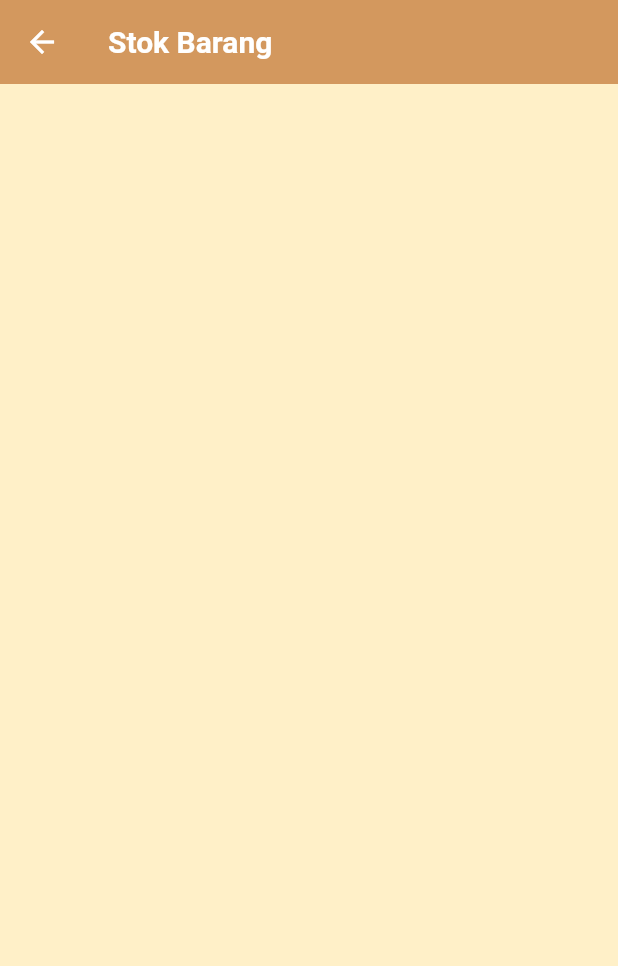
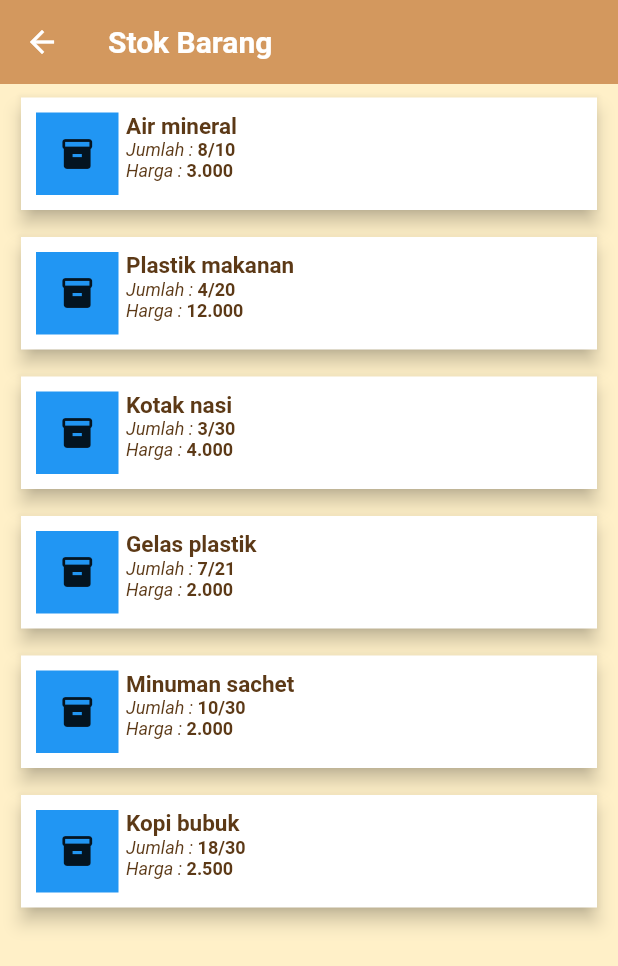
Before and after one commit to atika1004/Project_stock, a Flutter app: the BarangScreen screen opened directly, on a phone screen of 412 x 824 dp. Shown: the top 966 px of the screen. Run offline on Flutter 3.47's test engine with Material 2 defaults, Android fonts, the phone set to English and light mode, and no system bars.

Commit message:
buat halaman daftar stok barang

```diff
--- a/stock_id/lib/screens/screen_barang.dart
+++ b/stock_id/lib/screens/screen_barang.dart
@@ -6,8 +6,13 @@ class BarangScreen extends StatefulWidget {
 }
 
 class _BarangScreenState extends State<BarangScreen> {
+  List barang = ['Air mineral', 'Plastik makanan', 'Kotak nasi', 'Gelas plastik', 'Minuman sachet', 'Kopi bubuk'];
+  List jumlah = ['8/10', '4/20', '3/30', '7/21', '10/30', '18/30'];
+  List harga = ['3.000', '12.000', '4.000', '2.000', '2.000', '2.500'];
+
   @override
   Widget build(BuildContext context) {
+    Size size = MediaQuery.of(context).size;
     return Scaffold(
       appBar: AppBar(
         title: Text(
@@ -28,10 +33,97 @@ class _BarangScreenState extends State<BarangScreen> {
             },
         ),
       ),
-      body: ListView(
-        children: <Widget>[
-          Container(),
-        ],
+      body: ListView.builder(
+        itemCount: barang.length,
+        itemBuilder: (BuildContext context, int index) => Container(
+          width: size.width,
+          padding: EdgeInsets.symmetric(horizontal: 10.0, vertical: 5.0),
+          child: Card(
+            elevation: 5.0,
+            shape: RoundedRectangleBorder(
+              borderRadius: BorderRadius.circular(0.0),
+            ),
+            child: Container(
+              width: size.width,
+              padding: EdgeInsets.symmetric(horizontal: 10.0, vertical: 10.0),
+              child: Row(
+                mainAxisAlignment: MainAxisAlignment.spaceBetween,
+                crossAxisAlignment: CrossAxisAlignment.start,
+                children: <Widget>[
+                  Row(
+                    crossAxisAlignment: CrossAxisAlignment.start,
+                    children: <Widget>[
+                      Container(
+                        width: 55.0,
+                        height: 55.0,
+                        color: Colors.blue,
+                        child: Icon(
+                          Icons.inventory,
+                        ),
+                      ),
+                      SizedBox(width: 5.0),
+                      Column(
+                        crossAxisAlignment: CrossAxisAlignment.start,
+                        children: <Widget>[
+                          Text(
+                            barang[index],
+                            style: TextStyle(
+                              color: stockText,
+                              fontWeight: FontWeight.bold,
+                              fontSize: 15.0,
+                            ),
+                          ),
+                          Row(
+                            crossAxisAlignment: CrossAxisAlignment.start,
+                            children: <Widget>[
+                              Text(
+                                "Jumlah : ",
+                                style: TextStyle(
+                                  color: stockText,
+                                  fontStyle: FontStyle.italic,
+                                  fontSize: 12.0,
+                                ),
+                              ),
+                              Text(
+                                jumlah[index],
+                                style: TextStyle(
+                                  color: stockText,
+                                  fontWeight: FontWeight.bold,
+                                  fontSize: 12.0,
+                                ),
+                              ),
+                            ],
+                          ),
+                          Row(
+                            crossAxisAlignment: CrossAxisAlignment.start,
+                            children: <Widget>[
+                              Text(
+                                "Harga : ",
+                                style: TextStyle(
+                                  color: stockText,
+                                  fontStyle: FontStyle.italic,
+                                  fontSize: 12.0,
+                                ),
+                              ),
+                              Text(
+                                harga[index],
+                                style: TextStyle(
+                                  color: stockText,
+                                  fontWeight: FontWeight.bold,
+                                  fontSize: 12.0,
+                                ),
+                              ),
+                            ],
+                          ),
+                        ],
+                      ),
+                    ],
+                  ),
+                ],
+              ),
+            ),
+          ),
+        ),
       ),
     );
   }
```
